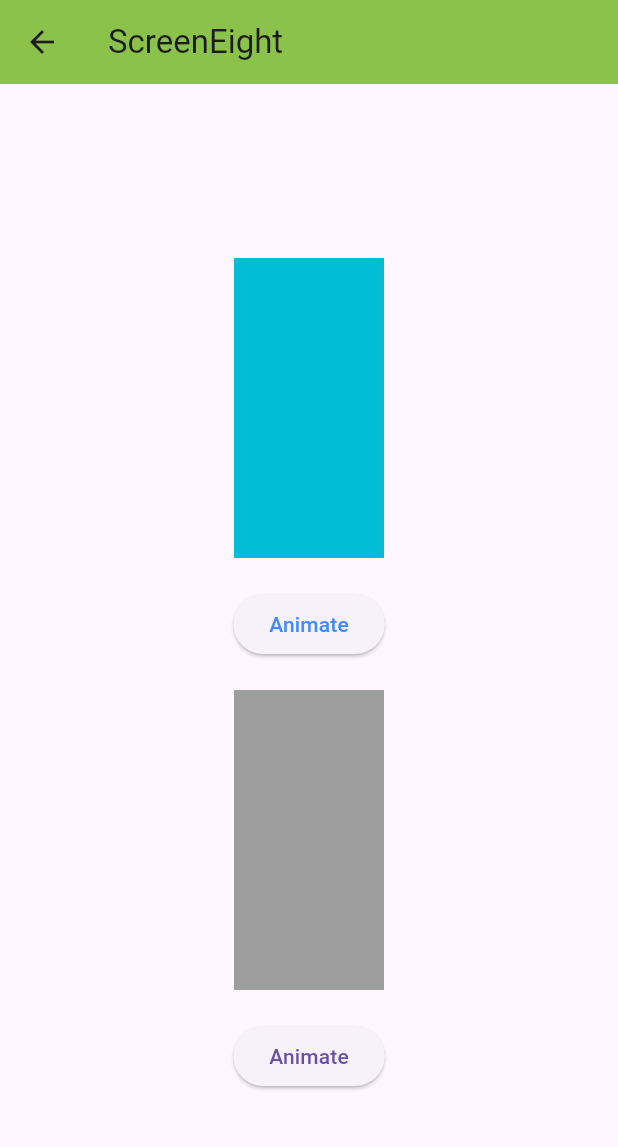
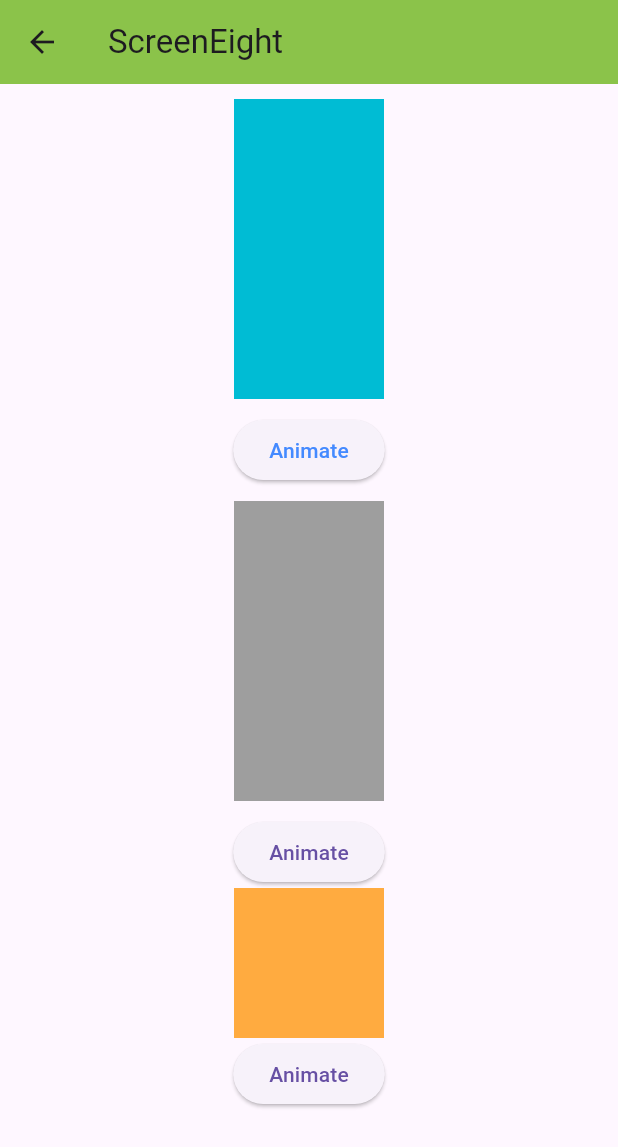
Before and after one commit to FAHIMSHAKIL102/flutter_wscube_practice, a Flutter app: the screen it shows after launch, after a tap on "Screeneight", on a phone screen of 412 x 824 dp. Shown: the top 1147 px of the screen. Run offline on Flutter 3.47's test engine with Material 3 defaults, Android fonts, the phone set to English and light mode, and no system bars; network calls fail.

Commit message:
adda_crossfade_animation

```diff
--- a/lib/screeneight_animation.dart
+++ b/lib/screeneight_animation.dart
@@ -1,4 +1,4 @@
-import 'dart:math';
+import 'dart:async';
 
 import 'package:flutter/material.dart';
 
@@ -18,6 +18,19 @@ class _ScreeneightAnimationState extends State<ScreeneightAnimation> {
   );
   double myOpacity = 1.0;
   bool isFlag = true;
+  bool isVisiable = true;
+  bool isFirst = true;
+  @override
+  void initState() {
+    super.initState();
+    Timer(Duration(seconds: 5), () => reload());
+  }
+
+  void reload() {
+    isFirst = false;
+    setState(() {});
+  }
+
   @override
   Widget build(BuildContext context) {
     return Scaffold(
@@ -27,11 +40,10 @@ class _ScreeneightAnimationState extends State<ScreeneightAnimation> {
       ),
       body: Center(
         child: Column(
-          mainAxisAlignment: MainAxisAlignment.center,
           crossAxisAlignment: CrossAxisAlignment.center,
           children: [
             Padding(
-              padding: const EdgeInsets.all(20),
+              padding: const EdgeInsets.all(10),
               child: AnimatedContainer(
                 duration: Duration(seconds: 2),
                 height: _height,
@@ -66,21 +78,50 @@ class _ScreeneightAnimationState extends State<ScreeneightAnimation> {
                 style: TextStyle(color: Colors.blueAccent),
               ),
             ),
-            SizedBox(height: 20),
+            SizedBox(height: 10),
             AnimatedOpacity(
               opacity: myOpacity,
               duration: Duration(seconds: 2),
               child: Container(height: 200, width: 100, color: Colors.grey),
             ),
-            SizedBox(height: 20),
+            SizedBox(height: 10),
             ElevatedButton(
               onPressed: () {
-                if (isFlag) {
+                if (isVisiable) {
                   myOpacity = 0.0;
-                  isFlag = false;
+                  isVisiable = false;
                 } else {
                   myOpacity = 1.0;
-                  isFlag = true;
+                  isVisiable = true;
+                }
+                setState(() {});
+              },
+              child: Text('Animate'),
+            ),
+            AnimatedCrossFade(reverseDuration: Duration(seconds: 1),
+              firstChild: Container(
+                height: 100,
+                width: 100,
+                color: Colors.orangeAccent,
+              ),
+              secondChild: Image(
+                height: 100,
+                width: 100,
+                image: NetworkImage(
+                  'https://scontent.fzyl7-1.fna.fbcdn.net/v/t39.30808-1/409543739_3581708042096611_1241447858689791528_n.jpg?stp=dst-jpg_p160x160_tt6&_nc_cat=104&ccb=1-7&_nc_sid=e99d92&_nc_ohc=aGqJeyH3ga8Q7kNvwFSZME0&_nc_oc=AdkA3ORF6DuB5e4ny-fIibAC8pOGPq7F57czGKUMbEHxWRsQ_CfVOCvHrmRCHrr-5fM&_nc_zt=24&_nc_ht=scontent.fzyl7-1.fna&_nc_gid=Eww3xaCRKHZsR6NWN664zw&oh=00_AfmG4dsjogCMGlp0QaiPuIi7WB3TUm5ZbdrK4mEza9tNBA&oe=6938585D',
+                ),
+              ),
+              crossFadeState: isFirst
+                  ? CrossFadeState.showFirst
+                  : CrossFadeState.showSecond,
+              duration: Duration(seconds: 2),
+            ),
+            ElevatedButton(
+              onPressed: () {
+                if (isFirst) {
+                  isFirst = false;
+                } else {
+                  isFirst = true;
                 }
                 setState(() {});
               },
--- a/lib/splashscreen.dart
+++ b/lib/splashscreen.dart
@@ -14,7 +14,7 @@ class _SplashscreenState extends State<Splashscreen> {
   @override
   void initState() {
     super.initState();
-    Timer(Duration(seconds: 3), () {
+    Timer(Duration(seconds: 2), () {
       Navigator.pushReplacement(
         context,
         MaterialPageRoute(builder: (context) => Homescreen()),
```
